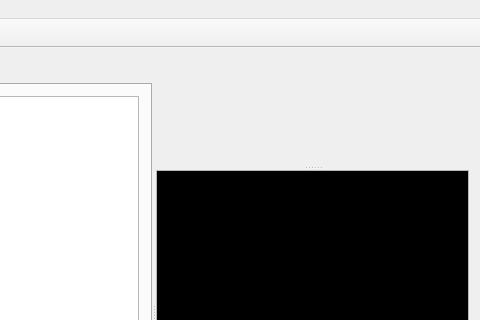
Old version of the form src/mainwindow.ui in the repository GilesBathgate/RapCAD; both pictures show x 520 to 1000 and y 0 to 320 of the 1000 by 600 pixel window.
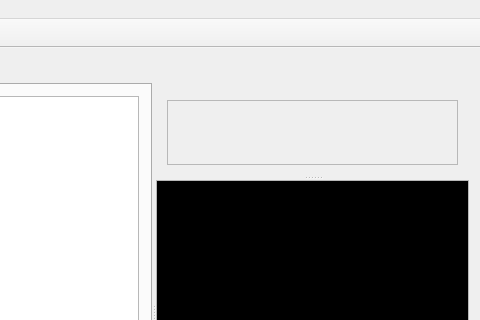
New version of the form. Custom widgets are drawn as their Qt base class.

Commit message: Added a frame to the viewer widget.

Patch:
```diff
--- a/src/mainwindow.ui
+++ b/src/mainwindow.ui
@@ -62,7 +62,22 @@
           </spacer>
          </item>
          <item>
-          <widget class="GLView" name="view" native="true"/>
+          <widget class="QFrame" name="frame">
+           <property name="frameShape">
+            <enum>QFrame::StyledPanel</enum>
+           </property>
+           <property name="frameShadow">
+            <enum>QFrame::Raised</enum>
+           </property>
+           <layout class="QHBoxLayout" name="horizontalLayout_2">
+            <property name="margin">
+             <number>2</number>
+            </property>
+            <item>
+             <widget class="GLView" name="view" native="true"/>
+            </item>
+           </layout>
+          </widget>
          </item>
         </layout>
        </widget>
```
